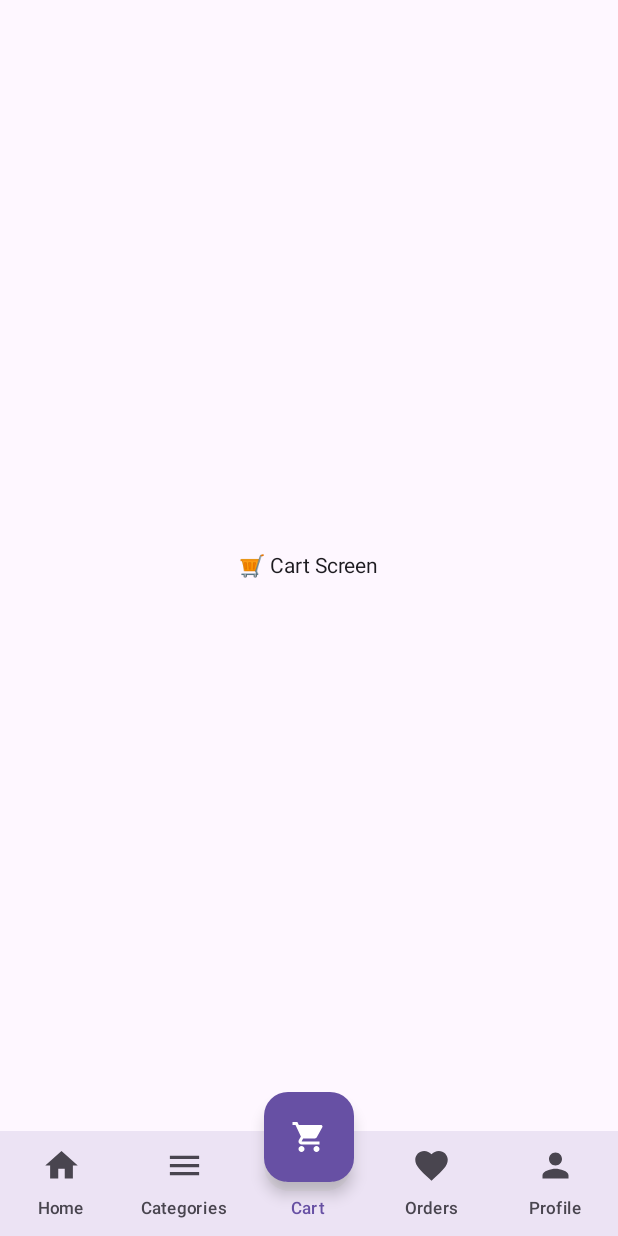
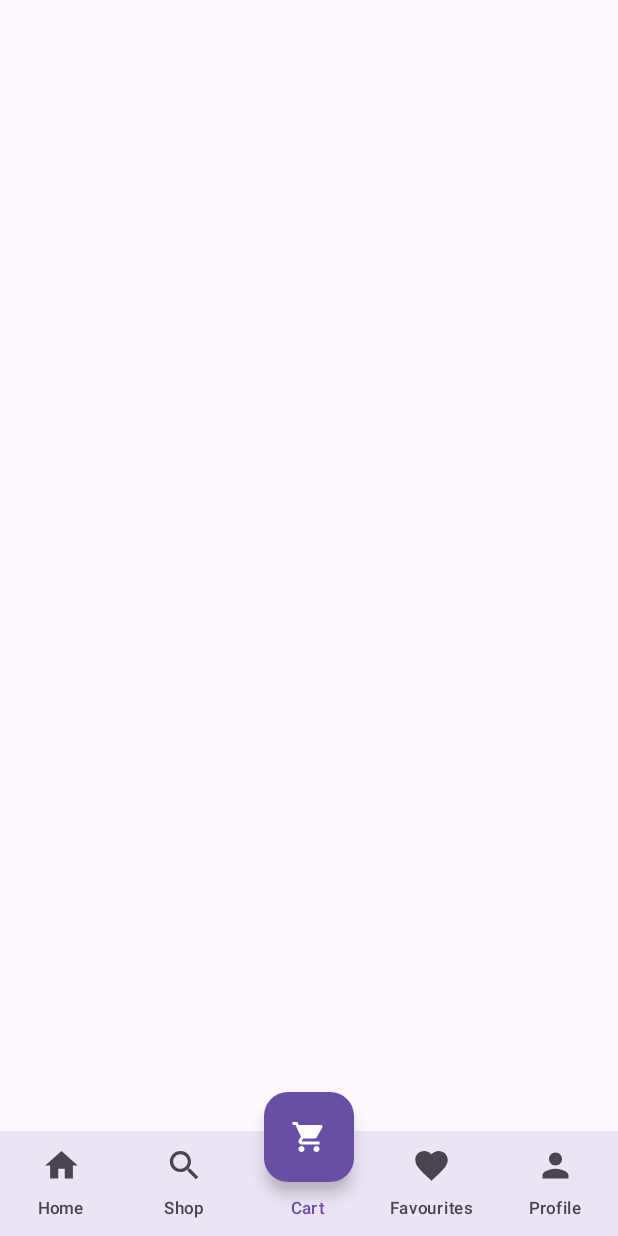
Before and after one commit to yallamellivamsy/First, an Android app built with Jetpack Compose: the screen it shows after launch (MainActivity), item 3 of the bottom bar chosen, on a phone screen of 412 x 824 dp. Run offline under Robolectric (Android 15) with nearby library versions, the phone set to English and light mode, and no system bars; our stand-ins replace Dagger/Hilt's generated code; libraries missing offline, so code that uses them is left out: androidx.hilt.lifecycle; pictures from the network do not load.

Commit message:
Home screen and Product Detail Screen UI changes

```diff
--- a/app/src/main/java/com/example/myapplication/MainActivity.kt
+++ b/app/src/main/java/com/example/myapplication/MainActivity.kt
@@ -1,9 +1,12 @@
 package com.example.myapplication
 
+import android.os.Build
 import android.os.Bundle
+import android.view.WindowInsetsController
 import androidx.activity.ComponentActivity
 import androidx.activity.compose.setContent
 import androidx.activity.enableEdgeToEdge
+import androidx.annotation.RequiresApi
 import androidx.compose.material3.Text
 import androidx.compose.runtime.Composable
 import androidx.compose.ui.Modifier
@@ -14,9 +17,13 @@ import dagger.hilt.android.AndroidEntryPoint
 
 @AndroidEntryPoint
 class MainActivity : ComponentActivity() {
+    @RequiresApi(Build.VERSION_CODES.R)
     override fun onCreate(savedInstanceState: Bundle?) {
         super.onCreate(savedInstanceState)
+
+       // window.insetsController?.hide(WindowInsetsController.BEHAVIOR_SHOW_BARS_BY_SWIPE)
         enableEdgeToEdge()
+
         setContent {
             BottomTabNavigation()
         }
--- a/app/src/main/java/com/example/myapplication/data/model/Product.kt
+++ b/app/src/main/java/com/example/myapplication/data/model/Product.kt
@@ -1,10 +1,12 @@
 package com.example.myapplication.data.model
 
 data class Product(
-    val id: Int,
+    val id: String,
     val name: String,
     val description: String,
     val price: Double,
     val imageUrl: String,
-    val rating: Float
+    val rating: Float,
+    val isFavourite: Boolean = false,
+    val isAddedToCart: Boolean = false
 )
--- a/app/src/main/java/com/example/myapplication/data/repository/ProductRepositoryImpl.kt
+++ b/app/src/main/java/com/example/myapplication/data/repository/ProductRepositoryImpl.kt
@@ -9,21 +9,34 @@ class ProductRepositoryImpl @Inject constructor() : ProductRepository {
         // later this can come from API or local DB
 
         return listOf(
-            Product(1, "Mango Pickle", "Homemade spicy mango pickle", 250.0, "https://picsum.photos/200", 4f ),
-            Product(2, "Turmeric Powder", "Organic turmeric powder", 120.0, "https://picsum.photos/201", 4.5f),
-            Product(3, "Curry Leaves Powder", "Healthy homemade curry leaves mix", 180.0, "https://picsum.photos/202", 4.5f),
-            Product(4, "Lemon Pickle", "Tangy and spicy lemon pickle made with pure oil", 230.0, "https://picsum.photos/203", 4f),
-            Product(5, "Ginger Garlic Paste", "Ready-to-use homemade ginger garlic paste", 150.0, "https://picsum.photos/204", 3f),
-            Product(6, "Red Chilli Powder", "Pure and vibrant homemade red chilli powder", 130.0, "https://picsum.photos/205", 4f),
-            Product(7, "Sambar Powder", "Traditional South Indian sambar masala", 160.0, "https://picsum.photos/206", 4f),
-            Product(8, "Rasam Powder", "Aromatic rasam powder blend with pepper and cumin", 140.0, "https://picsum.photos/207", 4f),
-            Product(9, "Coriander Powder", "Freshly ground homemade coriander powder", 110.0, "https://picsum.photos/208", 4f),
-            Product(10, "Coconut Chutney Powder", "Tasty and healthy dry chutney mix", 190.0, "https://picsum.photos/209", 4f),
-            Product(11, "Tomato Pickle", "Spicy and tangy tomato pickle with garlic flavor", 260.0, "https://picsum.photos/210", 4f),
-            Product(12, "Peanut Chutney Powder", "Protein-rich homemade peanut chutney mix", 170.0, "https://picsum.photos/211", 4f),
-            Product(13, "Dry Fish Pickle", "Traditional coastal-style dry fish pickle", 350.0, "https://picsum.photos/212", 4f),
-            Product(14, "Garlic Pickle", "Rich garlic pickle in mustard oil", 240.0, "https://picsum.photos/213", 4f),
-            Product(15, "Idli Podi", "Tasty gunpowder mix for idli & dosa with sesame flavor", 200.0, "https://picsum.photos/214", 4f)
+            Product("1", "Mango Pickle", "Homemade spicy mango pickle", 250.0, "https://picsum.photos/200", 4f ),
+            Product("2", "Turmeric Powder", "Organic turmeric powder", 120.0, "https://picsum.photos/201", 4.5f),
+            Product("3", "Curry Leaves Powder", "Healthy homemade curry leaves mix", 180.0, "https://picsum.photos/202", 4.5f),
+            Product("4", "Lemon Pickle", "Tangy and spicy lemon pickle made with pure oil", 230.0, "https://picsum.photos/203", 4f),
+            Product("5", "Ginger Garlic Paste", "Ready-to-use homemade ginger garlic paste", 150.0, "https://picsum.photos/204", 3f),
+            Product("6", "Red Chilli Powder", "Pure and vibrant homemade red chilli powder", 130.0, "https://picsum.photos/205", 4f),
+            Product("7", "Sambar Powder", "Traditional South Indian sambar masala", 160.0, "https://picsum.photos/206", 4f),
+            Product("8", "Rasam Powder", "Aromatic rasam powder blend with pepper and cumin", 140.0, "https://picsum.photos/207", 4f),
+            Product("9", "Coriander Powder", "Freshly ground homemade coriander powder", 110.0, "https://picsum.photos/208", 4f),
+            Product("10", "Coconut Chutney Powder", "Tasty and healthy dry chutney mix", 190.0, "https://picsum.photos/209", 4f),
+            Product("11", "Tomato Pickle", "Spicy and tangy tomato pickle with garlic flavor", 260.0, "https://picsum.photos/210", 4f),
+            Product("12", "Peanut Chutney Powder", "Protein-rich homemade peanut chutney mix", 170.0, "https://picsum.photos/211", 4f),
+            Product("13", "Dry Fish Pickle", "Traditional coastal-style dry fish pickle", 350.0, "https://picsum.photos/212", 4f),
+            Product("14", "Garlic Pickle", "Rich garlic pickle in mustard oil", 240.0, "https://picsum.photos/213", 4f),
+            Product("15", "Idli Podi", "Tasty gunpowder mix for idli & dosa with sesame flavor", 200.0, "https://picsum.photos/214", 4f)
+        )
+
+    }
+
+    override suspend fun getPopularProducts(): List<Product> {
+        // later this can come from API or local DB
+
+        return listOf(
+            Product("1", "Mango Pickle", "Homemade spicy mango pickle", 250.0, "https://picsum.photos/200", 4f ),
+            Product("2", "Turmeric Powder", "Organic turmeric powder", 120.0, "https://picsum.photos/201", 4.5f),
+            Product("3", "Curry Leaves Powder", "Healthy homemade curry leaves mix", 180.0, "https://picsum.photos/202", 4.5f),
+            Product("4", "Lemon Pickle", "Tangy and spicy lemon pickle made with pure oil", 230.0, "https://picsum.photos/203", 4f),
+            Product("5", "Ginger Garlic Paste", "Ready-to-use homemade ginger garlic paste", 150.0, "https://picsum.photos/204", 3f)
         )
 
     }
--- a/app/src/main/java/com/example/myapplication/domain/repository/ProductRepository.kt
+++ b/app/src/main/java/com/example/myapplication/domain/repository/ProductRepository.kt
@@ -4,4 +4,5 @@ import com.example.myapplication.data.model.Product
 
 interface ProductRepository {
     suspend fun getProducts(): List<Product>
+    suspend fun getPopularProducts(): List<Product>
 }
--- a/app/src/main/java/com/example/myapplication/domain/usecase/GetProductListUseCase.kt
+++ b/app/src/main/java/com/example/myapplication/domain/usecase/GetProductListUseCase.kt
@@ -8,4 +8,5 @@ class GetProductListUseCase @Inject constructor(
     private val repository: ProductRepository
 ) {
     suspend operator fun invoke(): List<Product> = repository.getProducts()
+    suspend fun getPopularProducts(): List<Product> = repository.getPopularProducts()
 }
--- a/app/src/main/java/com/example/myapplication/presentation/bottom_bar/BottomNavItem.kt
+++ b/app/src/main/java/com/example/myapplication/presentation/bottom_bar/BottomNavItem.kt
@@ -3,15 +3,15 @@ package com.example.myapplication.presentation.bottom_bar
 import androidx.compose.material.icons.Icons
 import androidx.compose.material.icons.filled.Favorite
 import androidx.compose.material.icons.filled.Home
-import androidx.compose.material.icons.filled.Menu
 import androidx.compose.material.icons.filled.Person
+import androidx.compose.material.icons.filled.Search
 import androidx.compose.material.icons.filled.ShoppingCart
 import androidx.compose.ui.graphics.vector.ImageVector
 
 sealed class BottomNavItem(val route: String, val label: String, val icon: ImageVector) {
     object Home : BottomNavItem("home", "Home", Icons.Default.Home)
-    object Categories : BottomNavItem("categories", "Categories", Icons.Default.Menu)
+    object Shop : BottomNavItem("shop", "Shop", Icons.Default.Search)
     object Cart : BottomNavItem("cart", "Cart", Icons.Default.ShoppingCart)
-    object Orders : BottomNavItem("orders", "Orders", Icons.Default.Favorite)
+    object Favourites : BottomNavItem("favourites", "Favourites", Icons.Default.Favorite)
     object Profile : BottomNavItem("profile", "Profile", Icons.Default.Person)
 }
--- a/app/src/main/java/com/example/myapplication/presentation/bottom_bar/BottomScreens.kt
+++ b/app/src/main/java/com/example/myapplication/presentation/bottom_bar/BottomScreens.kt
@@ -15,13 +15,6 @@ fun CategoriesScreen() {
 }
 
 @Composable
-fun CartScreen() {
-    Box(Modifier.fillMaxSize(), contentAlignment = Alignment.Center) {
-        Text("🛒 Cart Screen")
-    }
-}
-
-@Composable
 fun OrdersScreen() {
     Box(Modifier.fillMaxSize(), contentAlignment = Alignment.Center) {
         Text("📜 Orders Screen")
--- a/app/src/main/java/com/example/myapplication/presentation/bottom_bar/BottomTabNavigation.kt
+++ b/app/src/main/java/com/example/myapplication/presentation/bottom_bar/BottomTabNavigation.kt
@@ -14,6 +14,7 @@ import androidx.compose.ui.graphics.Color
 import androidx.compose.ui.tooling.preview.Preview
 import androidx.compose.ui.text.style.TextOverflow
 import androidx.compose.ui.unit.Dp
+import androidx.hilt.lifecycle.viewmodel.compose.hiltViewModel
 import androidx.navigation.NavHostController
 import androidx.navigation.NavType
 import androidx.navigation.compose.NavHost
@@ -21,17 +22,29 @@ import androidx.navigation.compose.composable
 import androidx.navigation.compose.currentBackStackEntryAsState
 import androidx.navigation.compose.rememberNavController
 import androidx.navigation.navArgument
+import com.example.myapplication.presentation.cart_page.CartScreen
+import com.example.myapplication.presentation.cart_page.CartViewModel
 import com.example.myapplication.presentation.home_page.HomeScreen
+import com.example.myapplication.presentation.productdetailpage.ProductDetailScreen
 import com.example.myapplication.presentation.productlist.ProductListScreen
+import com.example.myapplication.presentation.productlist.ProductListViewModel
 
 @Composable
-fun BottomTabNavigation() {
+fun BottomTabNavigation(
+    viewModel: ProductListViewModel = hiltViewModel()
+) {
     val navController = rememberNavController()
+
+    val products by viewModel.productList.collectAsState()
+    val popularProducts by viewModel.popularProductList.collectAsState()
+
+    val cartViewModel: CartViewModel = hiltViewModel()
+
     val items = listOf(
         BottomNavItem.Home,
-        BottomNavItem.Categories,
+        BottomNavItem.Shop,
         BottomNavItem.Cart,
-        BottomNavItem.Orders,
+        BottomNavItem.Favourites,
         BottomNavItem.Profile
     )
 
@@ -67,9 +80,15 @@ fun BottomTabNavigation() {
         ) {
 
             composable(BottomNavItem.Home.route) {
-                HomeScreen(onCategoryClick = { category ->
-                    navController.navigate("home/product_list/${category.name}")
-                })
+                HomeScreen(
+                    onCategoryClick = { category ->
+                        navController.navigate("home/product_list/${category.name}")
+                    },
+                    popularProducts = popularProducts,
+                    onPopularClick = { product ->
+                        navController.navigate("home/product_detail/${product.id}")
+                    }
+                )
             }
 
             composable(
@@ -77,11 +96,36 @@ fun BottomTabNavigation() {
                 arguments = listOf(navArgument("category") { type = NavType.StringType })
             ) { backStackEntry ->
                 val category = backStackEntry.arguments?.getString("category") ?: ""
-                ProductListScreen()
+                ProductListScreen(
+                    products = products,
+                    onProductClick = { product ->
+                        navController.navigate("home/product_detail/${product.id}")
+                    },
+                    navController,
+                    cartViewModel
+                )
             }
-            composable(BottomNavItem.Categories.route) { CategoriesScreen() }
-            composable(BottomNavItem.Cart.route) { CartScreen() }
-            composable(BottomNavItem.Orders.route) { OrdersScreen() }
+
+            composable(
+                route = "home/product_detail/{productId}",
+                arguments = listOf(navArgument("productId") { type = NavType.StringType })
+            ) { backStackEntry ->
+                val productId = backStackEntry.arguments?.getString("productId")
+                val product = products.firstOrNull { it.id == productId }
+
+                product?.let {
+                    ProductDetailScreen(
+                        product = it,
+                        onAddToCart = { /*viewModel.addToCart(it)*/ }, // optional
+                        onBackClick = { navController.popBackStack() }
+                    )
+                }
+            }
+
+
+            composable(BottomNavItem.Favourites.route) { CategoriesScreen() }
+            composable(BottomNavItem.Cart.route) { CartScreen(cartViewModel) }
+            composable(BottomNavItem.Shop.route) { OrdersScreen() }
             composable(BottomNavItem.Profile.route) { ProfileScreen() }
         }
     }
--- /dev/null
+++ b/app/src/main/java/com/example/myapplication/presentation/cart_page/CartScreen.kt
@@ -0,0 +1,25 @@
+package com.example.myapplication.presentation.cart_page
+
+import androidx.compose.foundation.layout.Box
+import androidx.compose.foundation.layout.fillMaxSize
+import androidx.compose.foundation.lazy.LazyColumn
+import androidx.compose.material3.Text
+import androidx.compose.runtime.Composable
+import androidx.compose.runtime.collectAsState
+import androidx.compose.runtime.getValue
+import androidx.compose.ui.Alignment
+import androidx.compose.ui.Modifier
+import androidx.hilt.lifecycle.viewmodel.compose.hiltViewModel
+
+import androidx.compose.foundation.lazy.items
+
+@Composable
+fun CartScreen(cartViewModel: CartViewModel) {
+    val cartItems by cartViewModel.cartItems.collectAsState()
+
+    LazyColumn {
+        items(cartItems) { item ->
+            Text("${item.product.name} - Qty: ${item.quantity}")
+        }
+    }
+}
--- a/app/src/main/java/com/example/myapplication/presentation/home_page/HomeScreen.kt
+++ b/app/src/main/java/com/example/myapplication/presentation/home_page/HomeScreen.kt
@@ -15,13 +15,17 @@ import androidx.compose.material3.Text
 import androidx.compose.material3.TopAppBar
 import androidx.compose.runtime.Composable
 import androidx.compose.ui.Modifier
+import androidx.compose.ui.graphics.ImageBitmap
+import androidx.compose.ui.res.imageResource
 import androidx.compose.ui.text.font.FontWeight
 import androidx.compose.ui.unit.dp
+import com.example.myapplication.R
+import com.example.myapplication.data.model.Product
 
 
 @OptIn(ExperimentalMaterial3Api::class)
 @Composable
-fun HomeScreen(onCategoryClick: (Category) -> Unit) {
+fun HomeScreen(onCategoryClick: (Category) -> Unit, popularProducts: List<Product>, onPopularClick: (Product) -> Unit) {
 
     val categories = listOf(
         Category("Pickles", Icons.Default.LocalDining),
@@ -32,6 +36,18 @@ fun HomeScreen(onCategoryClick: (Category) -> Unit) {
         Category("Masalas", Icons.Default.LocalFireDepartment),
         Category("Healthy", Icons.Default.Eco),
         Category("More", Icons.Default.MoreHoriz)
+    )
+
+    val recentlyViewed = listOf(
+        ImageBitmap.imageResource(id = R.mipmap.img),
+        ImageBitmap.imageResource(id = R.mipmap.img_1),
+        ImageBitmap.imageResource(id = R.mipmap.img),
+        ImageBitmap.imageResource(id = R.mipmap.img_1),
+        ImageBitmap.imageResource(id = R.mipmap.img),
+        ImageBitmap.imageResource(id = R.mipmap.img_1),
+        ImageBitmap.imageResource(id = R.mipmap.img),
+        ImageBitmap.imageResource(id = R.mipmap.img_1),
+        ImageBitmap.imageResource(id = R.mipmap.img)
     )
     Scaffold(
         topBar = {
@@ -50,16 +66,21 @@ fun HomeScreen(onCategoryClick: (Category) -> Unit) {
                 .padding(horizontal = 16.dp, vertical = 0.dp)
         ) {
             AccountSection()
-
             Spacer(Modifier.height(16.dp))
 
             SearchBarSection()
-
             Spacer(Modifier.height(16.dp))
 
             CarouselSection()
+            Spacer(Modifier.height(24.dp))
 
-            Spacer(Modifier.height(24.dp))
+            PopularSection(popularProducts, onPopularClick)
+            Spacer(Modifier.height(0.dp))
+
+//            if(!recentlyViewed.isEmpty()){
+                RecentlyViewed(recentlyViewed)
+                Spacer(Modifier.height(0.dp))
+//            }
 
             CategoryGrid(
                 categories = categories,
--- /dev/null
+++ b/app/src/main/java/com/example/myapplication/presentation/home_page/PopularSection.kt
@@ -0,0 +1,61 @@
+package com.example.myapplication.presentation.home_page
+
+import androidx.compose.foundation.Image
+import androidx.compose.foundation.border
+import androidx.compose.foundation.clickable
+import androidx.compose.foundation.layout.Arrangement
+import androidx.compose.foundation.layout.Box
+import androidx.compose.runtime.Composable
+import androidx.compose.foundation.layout.Column
+import androidx.compose.foundation.layout.fillMaxSize
+import androidx.compose.foundation.layout.padding
+import androidx.compose.foundation.layout.size
+import androidx.compose.foundation.lazy.LazyRow
+import androidx.compose.foundation.lazy.items
+import androidx.compose.foundation.shape.CircleShape
+import androidx.compose.material3.MaterialTheme
+import androidx.compose.material3.Text
+import androidx.compose.ui.Modifier
+import androidx.compose.ui.draw.clip
+import androidx.compose.ui.graphics.Color
+import androidx.compose.ui.graphics.ImageBitmap
+import androidx.compose.ui.layout.ContentScale
+import androidx.compose.ui.unit.dp
+import coil.compose.rememberAsyncImagePainter
+import com.example.myapplication.data.model.Product
+
+@Composable
+fun PopularSection(
+    popularItems: List<Product>,
+    onPopularClick: (Product) -> Unit
+) {
+    Column(modifier = Modifier.padding(16.dp)) {
+        Text(
+            text = "Popular items",
+            style = MaterialTheme.typography.titleMedium,
+            modifier = Modifier.padding(bottom = 8.dp)
+        )
+
+        LazyRow(
+            horizontalArrangement = Arrangement.spacedBy(12.dp)
+        ) {
+            items(popularItems) { product ->
+                Box(
+                    modifier = Modifier
+                        .size(80.dp)
+                        .clip(CircleShape)
+                        .border(4.dp, Color.White, CircleShape)
+                        .clickable { onPopularClick(product) }
+                ) {
+                    Image(
+                        //bitmap = product.imageUrl,
+                        painter = rememberAsyncImagePainter(product.imageUrl),
+                        contentDescription = "Recently viewed",
+                        contentScale = ContentScale.Crop,
+                        modifier = Modifier.fillMaxSize()
+                    )
+                }
+            }
+        }
+    }
+}
--- /dev/null
+++ b/app/src/main/java/com/example/myapplication/presentation/home_page/RecentlyViewed.kt
@@ -0,0 +1,56 @@
+package com.example.myapplication.presentation.home_page
+
+import androidx.compose.foundation.Image
+import androidx.compose.foundation.border
+import androidx.compose.foundation.layout.Arrangement
+import androidx.compose.foundation.layout.Box
+import androidx.compose.runtime.Composable
+import androidx.compose.foundation.layout.Column
+import androidx.compose.foundation.layout.fillMaxSize
+import androidx.compose.foundation.layout.padding
+import androidx.compose.foundation.layout.size
+import androidx.compose.foundation.lazy.LazyRow
+import androidx.compose.foundation.lazy.items
+import androidx.compose.foundation.shape.CircleShape
+import androidx.compose.material3.MaterialTheme
+import androidx.compose.material3.Text
+import androidx.compose.ui.Modifier
+import androidx.compose.ui.draw.clip
+import androidx.compose.ui.graphics.Color
+import androidx.compose.ui.graphics.ImageBitmap
+import androidx.compose.ui.layout.ContentScale
+import androidx.compose.ui.unit.dp
+
+@Composable
+fun RecentlyViewed(recentlyViewed: List<ImageBitmap>) {
+    Column(modifier = Modifier.padding(16.dp)) {
+        Text(
+            text = "Recently viewed",
+            style = MaterialTheme.typography.titleMedium,
+            modifier = Modifier.padding(bottom = 8.dp)
+        )
+
+        LazyRow(
+            horizontalArrangement = Arrangement.spacedBy(12.dp)
+        ) {
+            items(recentlyViewed) { imageUrl ->
+                Box(
+                    modifier = Modifier
+                        .size(80.dp)
+                        .clip(CircleShape)
+                        .border(4.dp, Color.White, CircleShape)
+                ) {
+                    Image(
+                        bitmap = imageUrl,
+                        //painter = rememberAsyncImagePainter(imageUrl),
+                        contentDescription = "Recently viewed",
+                        contentScale = ContentScale.Crop,
+                        modifier = Modifier.fillMaxSize()
+                    )
+                }
+            }
+        }
+    }
+
+
+}
--- a/app/src/main/java/com/example/myapplication/presentation/productlist/ProductListViewModel.kt
+++ b/app/src/main/java/com/example/myapplication/presentation/productlist/ProductListViewModel.kt
@@ -18,6 +18,9 @@ class ProductListViewModel @Inject constructor(
     private val _productList = MutableStateFlow<List<Product>>(emptyList())
     val productList: StateFlow<List<Product>> = _productList
 
+    private val _popularProductList = MutableStateFlow<List<Product>>(emptyList())
+    val popularProductList: StateFlow<List<Product>> = _popularProductList
+
     init {
         loadProducts()
     }
@@ -25,6 +28,7 @@ class ProductListViewModel @Inject constructor(
     private fun loadProducts() {
         viewModelScope.launch {
             _productList.value = getProductListUseCase()
+            _popularProductList.value = getProductListUseCase.getPopularProducts()
         }
     }
 }
```
Also changed, not shown: app/src/main/java/com/example/myapplication/presentation/cart_page/CartViewModel.kt (added, +43 -0 lines), app/src/main/java/com/example/myapplication/presentation/productdetailpage/ProductDetailScreen.kt (added, +128 -0 lines), app/src/main/java/com/example/myapplication/presentation/productlist/ProductListScreen.kt (+28 -63 lines), app/src/main/res/mipmap-hdpi/img.png (added), app/src/main/res/mipmap-hdpi/img_1.png (added).
